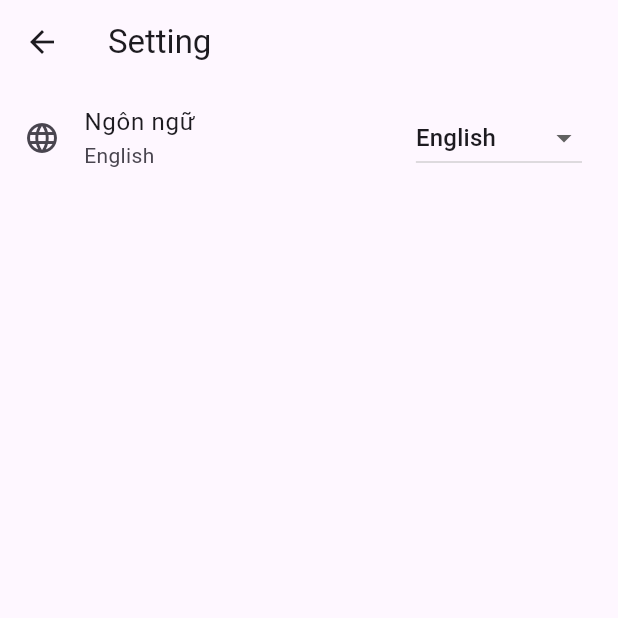
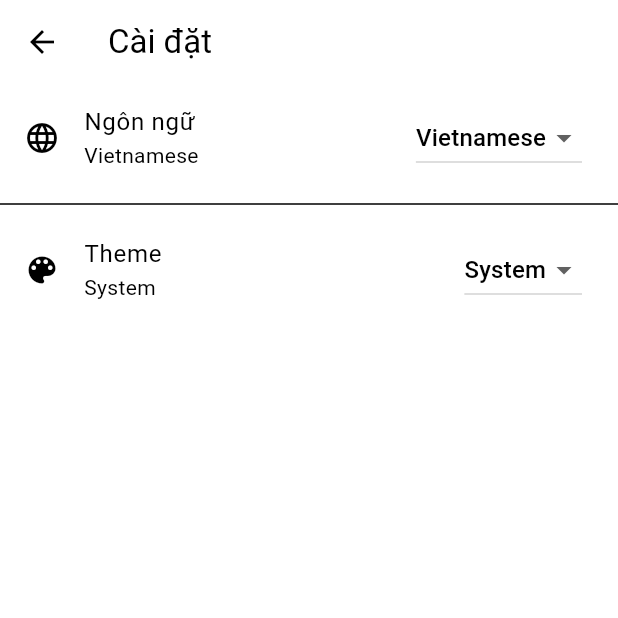
Before and after one commit to PhatHuuPham/task_manager, a Flutter app: the SettingPage screen opened directly, on a phone screen of 412 x 824 dp, the top half of it. Run offline on Flutter 3.47's test engine with Material 3 defaults, Android fonts, the phone set to English and light mode, and no system bars; our stand-ins replace cloud_firestore, firebase_auth, firebase_core; accounts and stored records are empty; generated files the repository leaves out were written again.

Commit message:
thay đổi chủ đề ứng dụng: tối, sáng và theo hệ thống

```diff
--- a/lib/features/task_manager/logic/providers/language_provider.dart
+++ /dev/null
@@ -1,14 +0,0 @@
-import 'package:flutter/material.dart';
-
-class LanguageProvider extends ChangeNotifier {
-  Locale _locale = const Locale('vi');
-
-  Locale get locale => _locale;
-
-  void setLocale(Locale locale) {
-    if (!locale.languageCode.contains(_locale.languageCode)) {
-      _locale = locale;
-      notifyListeners();
-    }
-  }
-}
--- /dev/null
+++ b/lib/features/task_manager/logic/providers/setting_provider.dart
@@ -0,0 +1,51 @@
+import 'package:flutter/material.dart';
+// import 'package:shared_preferences/shared_preferences.dart';
+
+class SettingProvider extends ChangeNotifier {
+  Locale _locale = const Locale('vi');
+  ThemeMode _themeMode = ThemeMode.system; // Mặc định theo hệ thống
+
+  Locale get locale => _locale;
+  ThemeMode get themeMode => _themeMode;
+
+  SettingProvider() {
+    // _loadPreferences();
+  }
+
+  void setLocale(Locale locale) {
+    if (_locale.languageCode != locale.languageCode) {
+      _locale = locale;
+      // _savePreferences();
+      notifyListeners();
+    }
+  }
+
+  void setThemeMode(ThemeMode mode) {
+    _themeMode = mode;
+    // _savePreferences();
+    notifyListeners();
+  }
+
+  ThemeData get lightTheme => ThemeData(
+        brightness: Brightness.light,
+        colorScheme: const ColorScheme.light(surface: Colors.white),
+      );
+
+  ThemeData get darkTheme => ThemeData(
+        brightness: Brightness.dark,
+        colorScheme: const ColorScheme.dark(surface: Colors.black),
+      );
+
+  // Future<void> _loadPreferences() async {
+  //   final prefs = await SharedPreferences.getInstance();
+  //   _locale = Locale(prefs.getString('language') ?? 'vi');
+  //   _themeMode = ThemeMode.values[prefs.getInt('themeMode') ?? 2];
+  //   notifyListeners();
+  // }
+
+  // Future<void> _savePreferences() async {
+  //   final prefs = await SharedPreferences.getInstance();
+  //   prefs.setString('language', _locale.languageCode);
+  //   prefs.setInt('themeMode', _themeMode.index);
+  // }
+}
--- a/lib/features/task_manager/presentation/srceen/setting.dart
+++ b/lib/features/task_manager/presentation/srceen/setting.dart
@@ -1,37 +1,45 @@
 import 'package:flutter/material.dart';
 import 'package:flutter_gen/gen_l10n/app_localizations.dart';
 import 'package:provider/provider.dart';
-import 'package:task_manager/features/task_manager/logic/providers/language_provider.dart';
+import 'package:task_manager/features/task_manager/logic/providers/setting_provider.dart';
 
 class SettingPage extends StatefulWidget {
   const SettingPage({super.key});
 
   @override
-  State<SettingPage> createState() => _MySettingState();
+  State<SettingPage> createState() => _SettingPageState();
 }
 
-class _MySettingState extends State<SettingPage> {
-  String _selectedLanguage = "en"; // Lưu trữ mã ngôn ngữ
-
+class _SettingPageState extends State<SettingPage> {
   final Map<String, String> _languages = {
     "en": "English",
     "vi": "Vietnamese",
   };
 
+  final Map<ThemeMode, String> _themes = {
+    ThemeMode.light: "Light",
+    ThemeMode.dark: "Dark",
+    ThemeMode.system: "System",
+  };
+
   @override
   Widget build(BuildContext context) {
+    final settingProvider = Provider.of<SettingProvider>(context);
+
     return Scaffold(
       appBar: AppBar(
-        title: const Text("Setting"),
+        title: Text(AppLocalizations.of(context)!.settings),
       ),
       body: ListView(
         children: [
+          // Cài đặt ngôn ngữ
           ListTile(
             leading: const Icon(Icons.language),
             title: Text(AppLocalizations.of(context)!.language),
-            subtitle: Text(_languages[_selectedLanguage] ?? "English"),
+            subtitle: Text(
+                _languages[settingProvider.locale.languageCode] ?? "English"),
             trailing: DropdownButton<String>(
-              value: _selectedLanguage,
+              value: settingProvider.locale.languageCode,
               items: _languages.entries
                   .map((e) => DropdownMenuItem<String>(
                         value: e.key,
@@ -40,16 +48,33 @@ class _MySettingState extends State<SettingPage> {
                   .toList(),
               onChanged: (String? value) {
                 if (value != null) {
-                  setState(() {
-                    _selectedLanguage = value;
-                    // AppLocalizations.of(context)!.changeLanguage(value);
-                    Provider.of<LanguageProvider>(context, listen: false)
-                        .setLocale(Locale(value));
-                  });
+                  settingProvider.setLocale(Locale(value));
                 }
               },
             ),
-          )
+          ),
+          const Divider(),
+
+          // Cài đặt Theme
+          ListTile(
+            leading: const Icon(Icons.color_lens),
+            title: const Text('Theme'),
+            subtitle: Text(_themes[settingProvider.themeMode] ?? 'Light'),
+            trailing: DropdownButton<ThemeMode>(
+              value: settingProvider.themeMode,
+              items: _themes.entries
+                  .map((e) => DropdownMenuItem<ThemeMode>(
+                        value: e.key,
+                        child: Text(e.value),
+                      ))
+                  .toList(),
+              onChanged: (ThemeMode? value) {
+                if (value != null) {
+                  settingProvider.setThemeMode(value);
+                }
+              },
+            ),
+          ),
         ],
       ),
     );
--- a/lib/features/task_manager/presentation/srceen/task_create.dart
+++ b/lib/features/task_manager/presentation/srceen/task_create.dart
@@ -2,6 +2,7 @@ import 'package:flutter/material.dart';
 import 'package:intl/intl.dart';
 import 'package:provider/provider.dart';
 import 'package:task_manager/features/task_manager/logic/providers/task_provider.dart';
+import 'package:flutter_gen/gen_l10n/app_localizations.dart';
 
 class TaskCreatePage extends StatefulWidget {
   const TaskCreatePage({super.key});
@@ -18,7 +19,7 @@ class _TaskCreatePageState extends State<TaskCreatePage> {
       child: Consumer<TaskProvider>(
         builder: (context, value, child) => Scaffold(
           appBar: AppBar(
-            title: const Text("Task Create"),
+            title: Text(AppLocalizations.of(context)!.task_create),
             actions: [
               IconButton(
                 icon: const Icon(Icons.notifications),
--- a/lib/features/task_manager/presentation/srceen/task_detail.dart
+++ b/lib/features/task_manager/presentation/srceen/task_detail.dart
@@ -2,6 +2,7 @@ import 'package:flutter/material.dart';
 import 'package:intl/intl.dart';
 import 'package:provider/provider.dart';
 import 'package:task_manager/features/task_manager/logic/providers/task_provider.dart';
+import 'package:flutter_gen/gen_l10n/app_localizations.dart';
 
 class TaskDetailPage extends StatefulWidget {
   final String taskId;
@@ -21,7 +22,7 @@ class _TaskDetailPageState extends State<TaskDetailPage> {
       child: Consumer<TaskProvider>(
         builder: (context, value, child) => Scaffold(
           appBar: AppBar(
-            title: const Text('Task Detail'),
+            title: Text(AppLocalizations.of(context)!.task_detail),
             actions: [
               IconButton(
                 icon: const Icon(Icons.delete),
--- a/lib/l10n/app_vi.arb
+++ b/lib/l10n/app_vi.arb
@@ -2,6 +2,8 @@
   "@@locale": "vi",
   "home": "Trang chính",
   "task": "Công việc",
+  "task_detail": "Chi tiết công việc",
+  "task_create": "Tạo công việc",
   "settings": "Cài đặt",
   "language": "Ngôn ngữ",
   "list_task": "Danh sách công việc"
```
Also changed, not shown: lib/l10n/app_en.arb (+8 -0 lines), lib/main.dart (+6 -3 lines).
